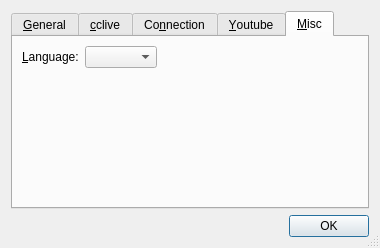
Old version of the form rc/prefsdlg.ui in the repository guendto/abby.
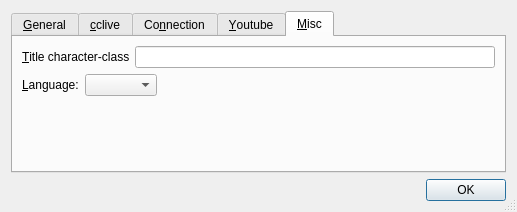
New version of the form. The open tabs and pages were chosen to show the change.

Commit message: Add support for cclive --title and --title-cclass.

Patch:
```diff
--- a/rc/prefsdlg.ui
+++ b/rc/prefsdlg.ui
@@ -9,8 +9,8 @@
    <rect>
     <x>0</x>
     <y>0</y>
-    <width>380</width>
-    <height>248</height>
+    <width>517</width>
+    <height>212</height>
    </rect>
   </property>
   <property name="windowTitle" >
@@ -395,6 +395,35 @@
       </attribute>
       <layout class="QGridLayout" name="gridLayout_6" >
        <item row="0" column="0" >
+        <layout class="QHBoxLayout" name="horizontalLayout_9" >
+         <item>
+          <widget class="QLabel" name="label_9" >
+           <property name="text" >
+            <string>&amp;Title character-class</string>
+           </property>
+           <property name="buddy" >
+            <cstring>cclassEdit</cstring>
+           </property>
+          </widget>
+         </item>
+         <item>
+          <widget class="QLineEdit" name="cclassEdit" >
+           <property name="toolTip" >
+            <string>Character-class used to clean up video page
+titles before they are used for naming the
+downloaded video files.
+
+Leave empty if unsure. This causes the default
+\w character-class to be used.
+
+For more on Perl character-classes:
+  &lt;http://perldoc.perl.org/perlrequick.html></string>
+           </property>
+          </widget>
+         </item>
+        </layout>
+       </item>
+       <item row="1" column="0" >
         <layout class="QHBoxLayout" name="horizontalLayout_2" >
          <item>
           <widget class="QLabel" name="label_6" >
@@ -424,7 +453,7 @@
          </item>
         </layout>
        </item>
-       <item row="1" column="0" >
+       <item row="2" column="0" >
         <spacer name="verticalSpacer_3" >
          <property name="orientation" >
           <enum>Qt::Vertical</enum>
```
Left out of the diff: 29 changed lines with no effect on the pictures. The commit also changes 4 other files.
